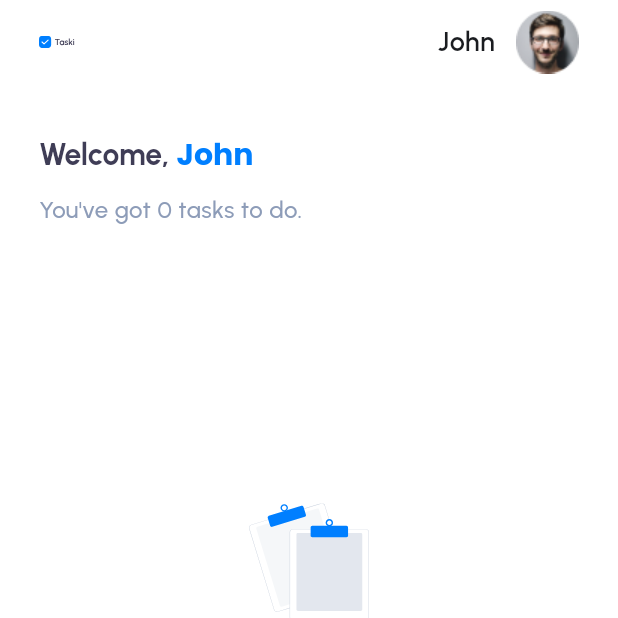
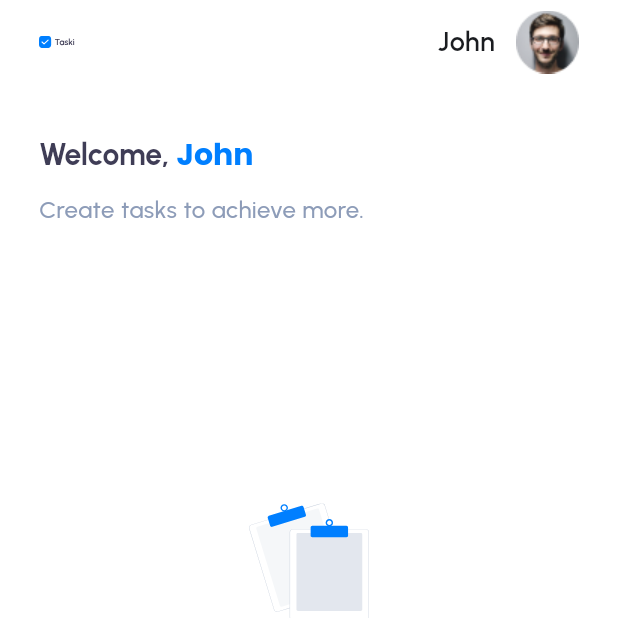
Before and after one commit to bxedy/todo_app, a Flutter app: the screen it shows after launch, on a phone screen of 412 x 824 dp, the top half of it. Run offline on Flutter 3.47's test engine with Material 3 defaults, Android fonts, the phone set to English and light mode, and no system bars; our stand-ins replace flutter_svg, get_it, google_fonts, sqflite; accounts and stored records are empty.

Commit message:
feat: Adiciona taskStatusMessage interativo

```diff
--- a/lib/features/tasks/presentation/components/tabs/todo_tasks/todo_tasks_tab.dart
+++ b/lib/features/tasks/presentation/components/tabs/todo_tasks/todo_tasks_tab.dart
@@ -22,6 +22,15 @@ class _TodoTasksTabState extends State<TodoTasksTab> {
     });
 
     super.initState();
+  }
+
+  String get taskStatusMessage {
+    final tasksCount = widget.tasksController.tasks.length;
+    return tasksCount == 1
+        ? 'You\'ve got 1 task to do.'
+        : tasksCount == 0
+            ? 'Create tasks to achieve more.'
+            : 'You\'ve got $tasksCount tasks to do.';
   }
 
   @override
@@ -56,7 +65,7 @@ class _TodoTasksTabState extends State<TodoTasksTab> {
                 ),
                 const SizedBox(height: 10),
                 Text(
-                  'You\'ve got ${widget.tasksController.tasks.length} tasks to do.',
+                  taskStatusMessage,
                   style: GoogleFonts.urbanist(
                     fontWeight: FontWeight.w500,
                     fontSize: 16,
```
